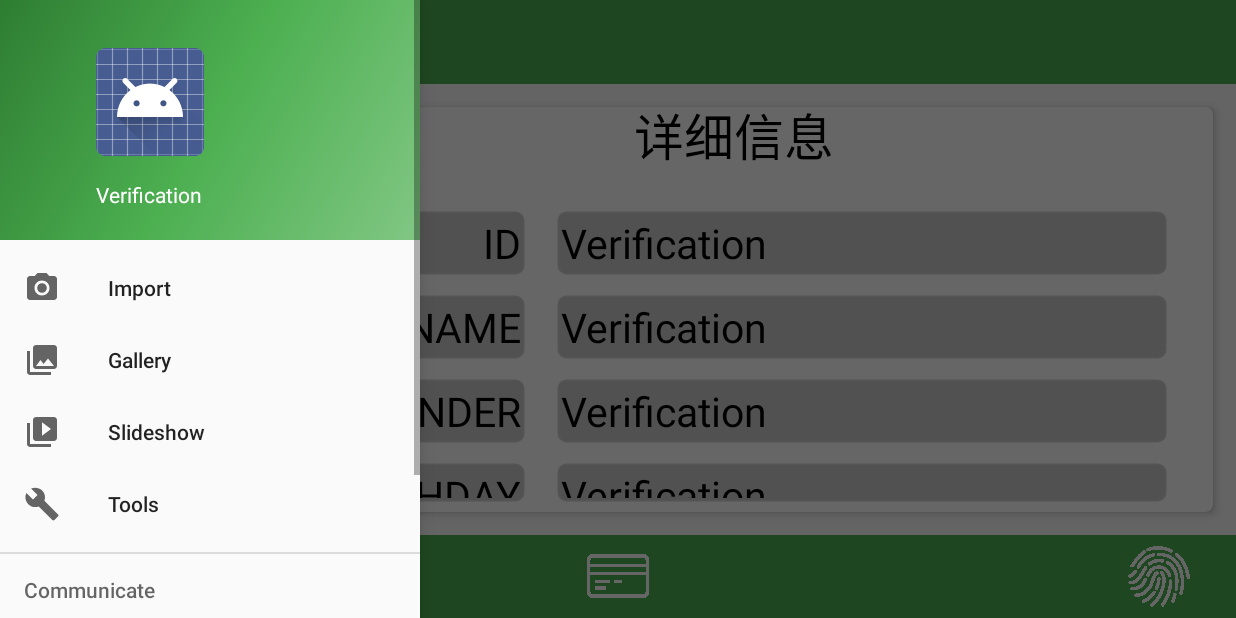
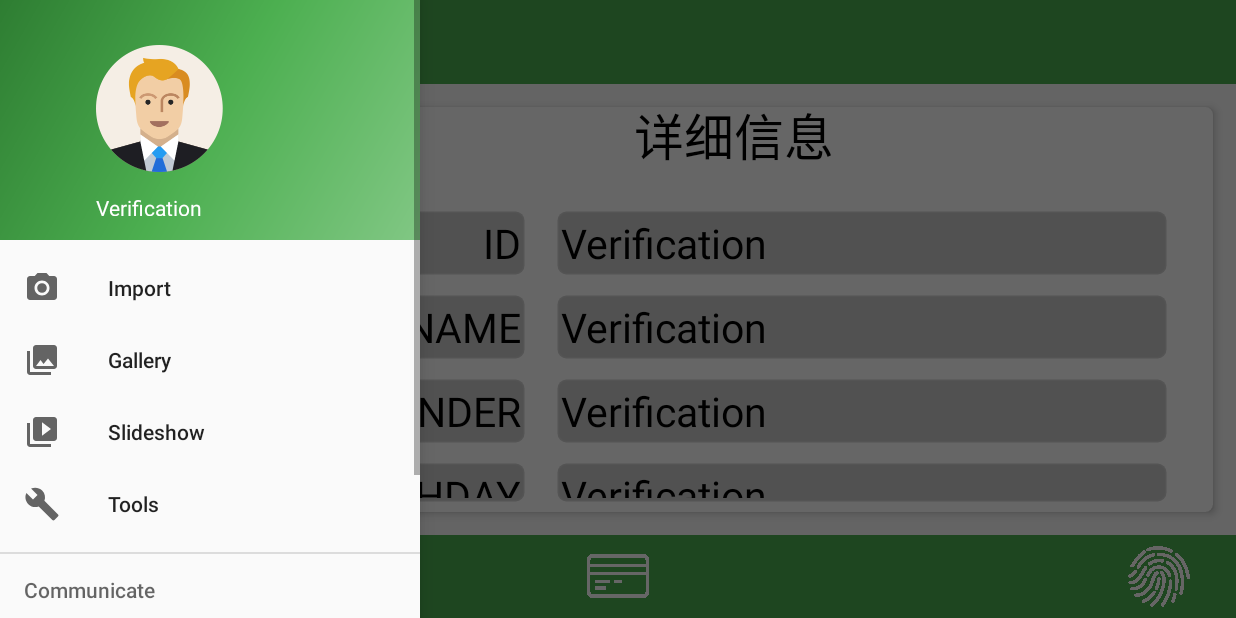
Before and after one commit to georgeemr/UsbHostModeFingerprint, an Android app: the screen it shows after launch (VerifyResultActivity), with the side drawer open, on a phone screen of 824 x 412 dp (held sideways). Run offline under Robolectric (Android 15) with nearby library versions, the phone set to English and light mode, and no system bars; libraries missing offline, so code that uses them is left out: com.j256.ormlite; 4 statements that could not run were skipped.

Commit message:
添加默认头像

```diff
--- a/recognition/src/main/res/layout-land/nav_header_main.xml
+++ b/recognition/src/main/res/layout-land/nav_header_main.xml
@@ -15,7 +15,7 @@
         android:layout_width="wrap_content"
         android:layout_height="wrap_content"
         android:paddingTop="@dimen/nav_header_vertical_spacing"
-        android:src="@android:drawable/sym_def_app_icon"
+        android:src="@drawable/default_photo"
         android:id="@+id/imageView"
         android:contentDescription="@string/app_name"/>
 
@@ -26,10 +26,4 @@
         android:text="@string/app_name"
         android:textAppearance="@style/TextAppearance.AppCompat.Body1" />
 
-    <TextView
-        android:layout_width="wrap_content"
-        android:layout_height="wrap_content"
-        android:text="android.studio@android.com"
-        android:id="@+id/textView" />
-
 </LinearLayout>
--- a/recognition/src/main/res/values/dimens.xml
+++ b/recognition/src/main/res/values/dimens.xml
@@ -63,6 +63,6 @@
     <dimen name="item_content_font_size">27sp</dimen>
     <dimen name="item_content_margin_left">20dp</dimen>
     <dimen name="verify_item_gap">12dp</dimen>
-    <dimen name="nav_header_vertical_spacing">16dp</dimen>
+    <dimen name="nav_header_vertical_spacing">14dp</dimen>
     <dimen name="nav_header_height">160dp</dimen>
 </resources>
```
Also changed, not shown: recognition/src/main/res/drawable-xxhdpi/default_photo.png (added).
